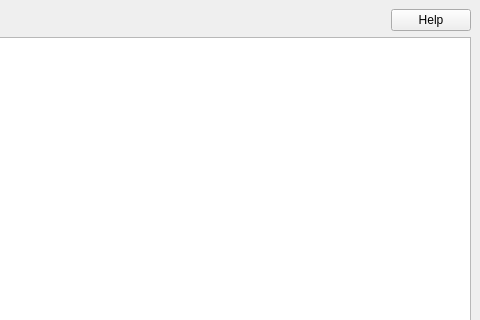
The window that code/src/mainwindow.ui (vdavv/GUI-CSV-Editor) describes before a commit, drawn with Qt 5; both pictures show x 570 to 1050 and y 0 to 320 of the 1050 by 650 pixel window.
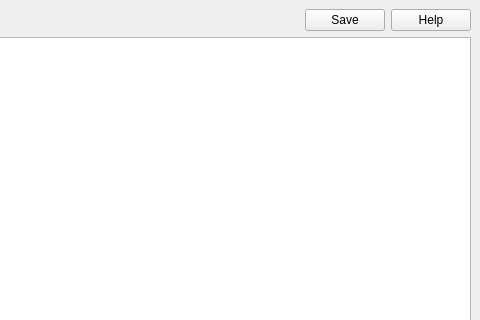
The same window after the commit. Icons and pictures are not drawn.

The edit to the form file:
```diff
--- a/code/src/mainwindow.ui
+++ b/code/src/mainwindow.ui
@@ -55,6 +55,13 @@
           </property>
          </spacer>
         </item>
+        <item>
+         <widget class="QPushButton" name="saveButton">
+          <property name="text">
+           <string>Save</string>
+          </property>
+         </widget>
+        </item>
         <item>
          <widget class="QPushButton" name="helpButton">
           <property name="text">
```
